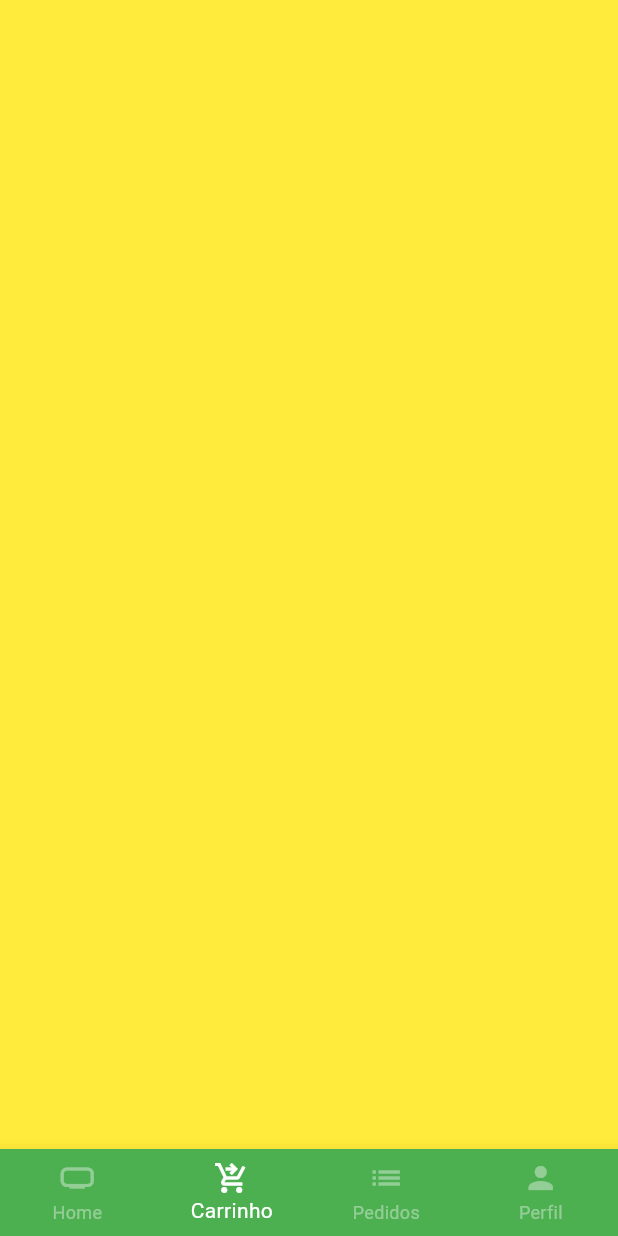
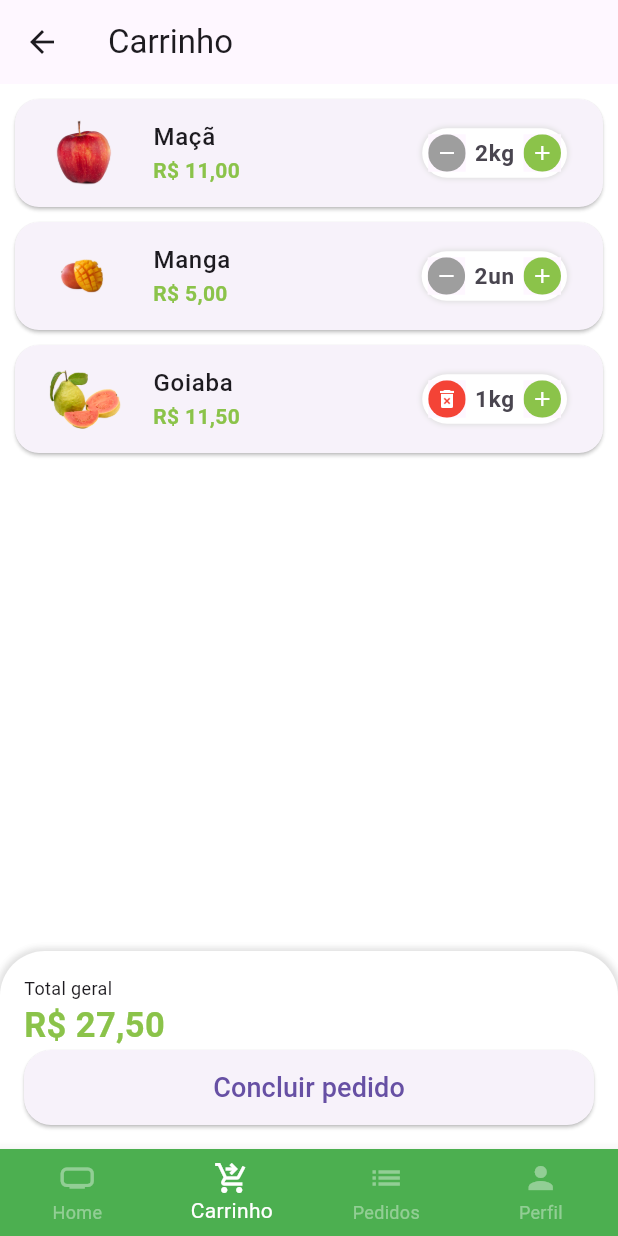
Before and after one commit to gui18br/greengrocer, a Flutter app: the BaseScreen screen opened directly, swiped to page 2, on a phone screen of 412 x 824 dp. Run offline on Flutter 3.47's test engine with Material 3 defaults, Android fonts, the phone set to English and light mode, and no system bars; our stand-ins replace animated_text_kit, mask_text_input_formatter.

Commit message:
feat: adiciona Cart Tab e Profile Tab

```diff
--- a/lib/src/config/app_data.dart
+++ b/lib/src/config/app_data.dart
@@ -1,4 +1,6 @@
+import 'package:greengrocer/src/models/cart_item_model.dart';
 import 'package:greengrocer/src/models/item_model.dart';
+import 'package:greengrocer/src/models/user_model.dart';
 
 ItemModel apple = ItemModel(
   description:
@@ -71,3 +73,11 @@ List<String> categories = [
   'Temperos',
   'Cereais',
 ];
+
+List<CartItemModel> cartItems = [
+  CartItemModel(item: apple, quantity: 2),
+  CartItemModel(item: mango, quantity: 2),
+  CartItemModel(item: guava, quantity: 1),
+];
+
+UserModel user = UserModel(celular: '99 9 9999-9999', email: "teste@teste.com", cpf: "999.999.999-99", name: "name", senha: "123");
--- /dev/null
+++ b/lib/src/models/cart_item_model.dart
@@ -0,0 +1,13 @@
+import 'package:greengrocer/src/models/item_model.dart';
+
+class CartItemModel {
+  ItemModel item;
+  int quantity;
+
+  CartItemModel({
+    required this.item,
+    required this.quantity,
+  });
+
+  double totalPrice () => item.price * quantity;
+}
--- a/lib/src/pages/auth/sign_in_screen.dart
+++ b/lib/src/pages/auth/sign_in_screen.dart
@@ -1,6 +1,6 @@
 import 'package:animated_text_kit/animated_text_kit.dart';
 import 'package:flutter/material.dart';
-import 'package:greengrocer/src/pages/auth/components/custom_text_field.dart';
+import 'package:greengrocer/src/pages/commom_widgets/custom_text_field.dart';
 import 'package:greengrocer/src/pages/auth/sign_up_screen.dart';
 import 'package:greengrocer/src/pages/base/base_screen.dart';
 
--- a/lib/src/pages/auth/sign_up_screen.dart
+++ b/lib/src/pages/auth/sign_up_screen.dart
@@ -1,5 +1,5 @@
 import 'package:flutter/material.dart';
-import 'package:greengrocer/src/pages/auth/components/custom_text_field.dart';
+import 'package:greengrocer/src/pages/commom_widgets/custom_text_field.dart';
 import 'package:greengrocer/src/config/custom_colors.dart';
 import 'package:mask_text_input_formatter/mask_text_input_formatter.dart';
 
--- a/lib/src/pages/base/base_screen.dart
+++ b/lib/src/pages/base/base_screen.dart
@@ -1,5 +1,7 @@
 import 'package:flutter/material.dart';
+import 'package:greengrocer/src/pages/cart/cart_tab.dart';
 import 'package:greengrocer/src/pages/home/home_tab.dart';
+import 'package:greengrocer/src/pages/profile/profile_tab.dart';
 
 class BaseScreen extends StatefulWidget {
   const BaseScreen({Key? key}) : super(key: key);
@@ -25,9 +27,9 @@ class _BaseScreenState extends State<BaseScreen> {
         },
         children: [
           const HomeTab(),
-          Container(color: Colors.yellow),
+          const CartTab(),
           Container(color: Colors.blue),
-          Container(color: Colors.purple),
+          const ProfileTab(),
         ],
       ),
       bottomNavigationBar: BottomNavigationBar(
--- /dev/null
+++ b/lib/src/pages/cart/cart_tab.dart
@@ -0,0 +1,142 @@
+import 'package:flutter/material.dart';
+import 'package:flutter/widgets.dart';
+import 'package:greengrocer/src/config/custom_colors.dart';
+import 'package:greengrocer/src/models/cart_item_model.dart';
+import 'package:greengrocer/src/pages/cart/components/cart_title.dart';
+import 'package:greengrocer/src/services/utils_service.dart';
+import 'package:greengrocer/src/config/app_data.dart' as appData;
+
+class CartTab extends StatefulWidget {
+  const CartTab({Key? key}) : super(key: key);
+
+  @override
+  State<CartTab> createState() => _CartTabState();
+}
+
+class _CartTabState extends State<CartTab> {
+  final UtilsServices utilsServices = UtilsServices();
+
+  void removeItemFromCart(CartItemModel cartItem) {
+    setState(() {
+      appData.cartItems.remove(cartItem);
+    });
+  }
+
+  double cartTotalPrice() {
+    double total = 0;
+    for (var item in appData.cartItems) {
+      total += item.totalPrice();
+    }
+
+    return total;
+  }
+
+  @override
+  Widget build(BuildContext context) {
+    return Scaffold(
+        appBar: AppBar(
+          title: const Text('Carrinho'),
+        ),
+        body: Column(
+          children: [
+            Expanded(
+                child: ListView.builder(
+              itemCount: appData.cartItems.length,
+              itemBuilder: (_, index) {
+                return CartTitle(
+                  cartItem: appData.cartItems[index],
+                  remove: removeItemFromCart,
+                );
+              },
+            )),
+            Container(
+              padding: const EdgeInsets.all(16),
+              decoration: BoxDecoration(
+                  color: Colors.white,
+                  borderRadius: const BorderRadius.vertical(
+                    top: Radius.circular(30),
+                  ),
+                  boxShadow: [
+                    BoxShadow(
+                      color: Colors.grey.shade300,
+                      blurRadius: 3,
+                      spreadRadius: 2,
+                    )
+                  ]),
+              child: Column(
+                crossAxisAlignment: CrossAxisAlignment.stretch,
+                children: [
+                  const Text(
+                    'Total geral',
+                    style: TextStyle(
+                      fontSize: 12,
+                    ),
+                  ),
+                  Text(
+                    utilsServices.priceToCurrency(
+                      (cartTotalPrice()),
+                    ),
+                    style: TextStyle(
+                        fontSize: 23,
+                        color: CustomColors.customSwatchColor,
+                        fontWeight: FontWeight.bold),
+                  ),
+                  SizedBox(
+                    height: 50,
+                    child: ElevatedButton(
+                      style: ElevatedButton.styleFrom(
+                          shape: RoundedRectangleBorder(
+                        borderRadius: BorderRadius.circular(18),
+                      )),
+                      onPressed: () async {
+                        bool? result = await showOrderConfirmation();
+
+                        print(result);
+                      },
+                      child: const Text(
+                        'Concluir pedido',
+                        style: TextStyle(fontSize: 18),
+                      ),
+                    ),
+                  ),
+                ],
+              ),
+            ),
+          ],
+        ));
+  }
+
+  Future<bool?> showOrderConfirmation() {
+    return showDialog<bool>(
+      context: context,
+      builder: (context) {
+        return AlertDialog(
+          shape: RoundedRectangleBorder(
+            borderRadius: BorderRadius.circular(20),
+           ),
+          title: const Text('Confirmação'),
+          content: const Text('Deseja realmente concluir o pedido?'),
+          actions: [
+            TextButton(
+              onPressed: () {
+                Navigator.of(context).pop(false);
+              },
+              child: const Text('Não'),
+            ),
+            ElevatedButton(
+              style: ElevatedButton.styleFrom(
+                shape: RoundedRectangleBorder(
+                  borderRadius: BorderRadius.circular(20),
+                ),
+              ),
+              onPressed: () {
+                Navigator.of(context).pop(true);
+              },
+              child: const Text('Sim'),
+            )
+          ],
+        );
+      },
+    );
+  }
+}
--- /dev/null
+++ b/lib/src/pages/cart/components/cart_title.dart
@@ -0,0 +1,72 @@
+import 'package:flutter/material.dart';
+import 'package:greengrocer/src/config/custom_colors.dart';
+import 'package:greengrocer/src/models/cart_item_model.dart';
+import 'package:greengrocer/src/services/utils_service.dart';
+
+import '../../commom_widgets/quantity_widget.dart';
+
+class CartTitle extends StatefulWidget {
+  final CartItemModel cartItem;
+  final Function(CartItemModel) remove;
+
+  const CartTitle({
+    Key? key,
+    required this.cartItem,
+    required this.remove,
+  }) : super(key: key);
+
+  @override
+  State<CartTitle> createState() => _CartTitleState();
+}
+
+class _CartTitleState extends State<CartTitle> {
+  final UtilsServices utilsServices = UtilsServices();
+
+  @override
+  Widget build(BuildContext context) {
+    return Card(
+        margin: const EdgeInsets.fromLTRB(10, 10, 10, 0),
+        shape: RoundedRectangleBorder(
+          borderRadius: BorderRadius.circular(16),
+        ),
+        child: ListTile(
+          //imagem
+          leading: Image.asset(
+            widget.cartItem.item.imgUrl,
+            height: 60,
+            width: 60,
+          ),
+
+          //titulo
+          title: Text(
+            widget.cartItem.item.itemName,
+            style: const TextStyle(fontWeight: FontWeight.w500),
+          ),
+
+          //total
+          subtitle: Text(
+            utilsServices.priceToCurrency(widget.cartItem.totalPrice()),
+            style: TextStyle(
+              color: CustomColors.customSwatchColor,
+              fontWeight: FontWeight.bold,
+            ),
+          ),
+
+          //quantidade
+          trailing: QuantityWidget(
+              suffixText: widget.cartItem.item.unit,
+              value: widget.cartItem.quantity,
+              result: (quantity) {
+
+                setState(() {
+                  widget.cartItem.quantity = quantity;
+                  if (quantity == 0) {
+                    widget.remove(widget.cartItem);
+                  }
+                });
+
+              },
+              isRemovable: true),
+        ));
+  }
+}
--- /dev/null
+++ b/lib/src/pages/commom_widgets/quantity_widget.dart
@@ -0,0 +1,106 @@
+import 'package:flutter/material.dart';
+import 'package:greengrocer/src/config/custom_colors.dart';
+
+class QuantityWidget extends StatelessWidget {
+  final int value;
+  final String suffixText;
+  final Function(int quantity) result;
+  final bool isRemovable;
+
+  QuantityWidget({
+    Key? key,
+    required this.suffixText,
+    required this.value,
+    required this.result,
+    this.isRemovable = false,
+  }) : super(key: key);
+
+  @override
+  Widget build(BuildContext context) {
+    return Container(
+      padding: const EdgeInsets.all(4),
+      decoration: BoxDecoration(
+        color: Colors.white,
+        borderRadius: BorderRadius.circular(50),
+        boxShadow: [
+          BoxShadow(
+            color: Colors.grey.shade300,
+            spreadRadius: 1,
+            blurRadius: 2,
+          ),
+        ],
+      ),
+      child: Row(
+        mainAxisSize: MainAxisSize.min,
+        children: [
+          _QuantityButton(
+            icon: !isRemovable || value > 1 ?  Icons.remove : Icons.delete_forever,
+            color: !isRemovable || value > 1 ? Colors.grey : Colors.red,
+            onPressed: () {
+              if (value == 1 && !isRemovable) return;
+
+              int resultCount = value - 1;
+
+              result(resultCount);
+            },
+          ),
+
+
+          Padding(
+            padding: const EdgeInsets.symmetric(horizontal: 6),
+            child: Text('$value$suffixText',
+                style: const TextStyle(
+                  fontSize: 15,
+                  fontWeight: FontWeight.bold,
+                )),
+          ),
+          _QuantityButton(
+            icon: Icons.add,
+            color: CustomColors.customSwatchColor,
+            onPressed: () {
+              int resultCount = value + 1;
+
+              result(resultCount);
+            },
+          ),
+        ],
+      ),
+    );
+  }
+}
+
+class _QuantityButton extends StatelessWidget {
+  final Color color;
+  final IconData icon;
+  final VoidCallback onPressed;
+
+  const _QuantityButton({
+    Key? key,
+    required this.color,
+    required this.icon,
+    required this.onPressed,
+  }) : super(key: key);
+
+  @override
+  Widget build(BuildContext context) {
+    return Material(
+      child: InkWell(
+        borderRadius: BorderRadius.circular(50),
+        onTap: onPressed,
+        child: Ink(
+          height: 25,
+          width: 25,
+          decoration: BoxDecoration(
+            color: color,
+            shape: BoxShape.circle,
+          ),
+          child: Icon(
+            icon,
+            color: Colors.white,
+            size: 16,
+          ),
+        ),
+      ),
+    );
+  }
+}
--- /dev/null
+++ b/lib/src/services/utils_service.dart
@@ -0,0 +1,9 @@
+import 'package:intl/intl.dart';
+
+class UtilsServices {
+  String priceToCurrency(double price) {
+    NumberFormat numberFormat = NumberFormat.simpleCurrency(locale: 'pt_BR');
+
+    return numberFormat.format(price);
+  }
+}
--- a/pubspec.yaml
+++ b/pubspec.yaml
@@ -38,6 +38,7 @@ dependencies:
   animated_text_kit: ^4.2.2
   mask_text_input_formatter: ^2.9.0
   badges: ^3.1.2
+  intl: ^0.19.0
 
 dev_dependencies:
   flutter_test:
```
Also changed, not shown: lib/src/models/user_model.dart (added, +15 -0 lines), lib/src/pages/home/components/item_title.dart (+51 -9 lines), lib/src/pages/product/product_screen.dart (added, +136 -0 lines), lib/src/pages/profile/profile_tab.dart (added, +38 -0 lines), lib/src/pages/commom_widgets/custom_text_field.dart (renamed from lib/src/pages/auth/components/custom_text_field.dart), pubspec.lock. Lines whose indentation alone changed are shown as unchanged.
